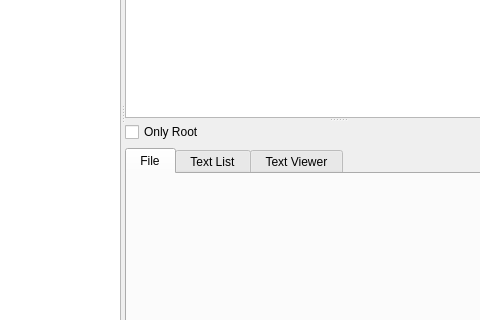
Qt form module/Ui_Concept.ui (Holence/DongliTeahouseStudio2) before a commit; both pictures show x 96 to 576 and y 198 to 518 of the 886 by 622 pixel window.
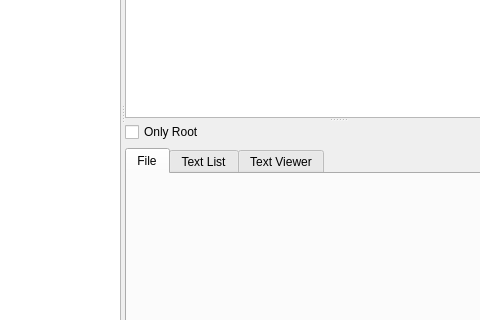
The same form after that commit. Custom widgets are drawn as their Qt base class.

Patch:
```diff
--- a/module/Ui_Concept.ui
+++ b/module/Ui_Concept.ui
@@ -155,7 +155,7 @@
              </property>
              <widget class="QWidget" name="tab_file">
               <attribute name="title">
-               <string> File </string>
+               <string>File</string>
               </attribute>
               <layout class="QHBoxLayout" name="horizontalLayout">
                <property name="spacing">
@@ -180,7 +180,7 @@
              </widget>
              <widget class="QWidget" name="tab_textlist">
               <attribute name="title">
-               <string> Text List </string>
+               <string>Text List</string>
               </attribute>
               <layout class="QHBoxLayout" name="horizontalLayout_4">
                <property name="spacing">
@@ -205,7 +205,7 @@
              </widget>
              <widget class="QWidget" name="tab_textviewer">
               <attribute name="title">
-               <string> Text Viewer </string>
+               <string>Text Viewer</string>
               </attribute>
               <layout class="QHBoxLayout" name="horizontalLayout_2">
                <property name="spacing">
```
Lines whose indentation alone changed are shown as unchanged.
